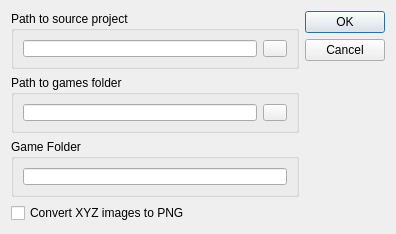
Above: src/dialogimportproject.ui from EasyRPG/Editor before the change. Below: the same form after it.
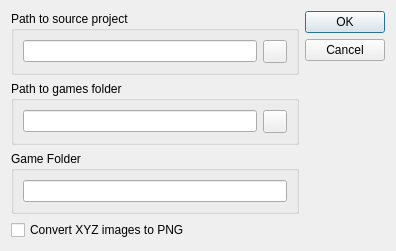
That is the form after the change. Icons and pictures are not drawn.

Commit message:
New/import dialogs: set SetMinAndMaxSize constraint
Without this, the textboxes are too small on some systems.

The edit to the form file:
```diff
--- a/src/dialogimportproject.ui
+++ b/src/dialogimportproject.ui
@@ -26,6 +26,9 @@
    <string>Import Project</string>
   </property>
   <layout class="QHBoxLayout" name="horizontalLayout_4">
+   <property name="sizeConstraint">
+    <enum>QLayout::SetMinAndMaxSize</enum>
+   </property>
    <item>
     <layout class="QVBoxLayout" name="verticalLayout">
      <item>
```
The commit also changes 1 other file.
